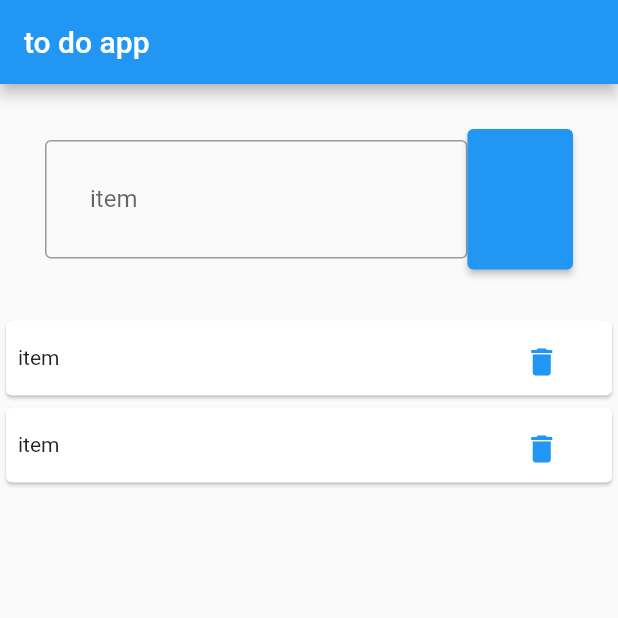
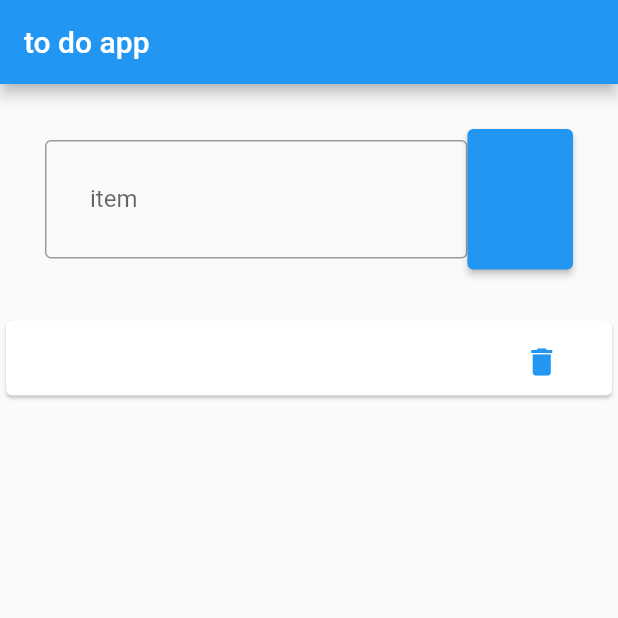
Before and after one commit to mridul0098/ToDoApp, a Flutter app: the screen it shows after launch, after a tap on "ad item", on a phone screen of 412 x 824 dp, the top half of it. Run offline on Flutter 3.47's test engine with Material 2 defaults, Android fonts, the light colour scheme and no system bars.

Commit message:
new updatem 2

```diff
--- a/lib/main.dart
+++ b/lib/main.dart
@@ -14,7 +14,27 @@ class myapp extends StatefulWidget {
 }
 
 class _myappState extends State<myapp> {
-  List ToDOlist=[{"2":"2",}, {"5":"1",},];
+  List ToDOlist = [];
+  String item = "";
+
+  Myinputchange(value) {
+    setState(() {
+      item = value;
+    });
+  }
+
+  Additem()
+  {
+    setState(() {
+      ToDOlist.add({"item":item});
+    });
+  }
+  Removeitem(index){
+    setState(() {
+      ToDOlist.removeAt(index);
+    });
+  }
+
   @override
   Widget build(BuildContext context) {
     return MaterialApp(
@@ -30,15 +50,13 @@ class _myappState extends State<myapp> {
                   children: [
                     Expanded(
                       flex:80,
-                      child: TextField(
-                          decoration: textfield("item"),
-                      ),
+                      child: TextField(onChanged: (value){ Myinputchange(value);}, decoration: textfield("item"),),
                     ),
                     Expanded(
                         flex: 20,
                         child: ElevatedButton(
                             style: buttonStyle(),
-                            onPressed: (){},
+                            onPressed: (){Additem();},
                             child: Text(
                                 "ad item")
                       //  style:buttondesign
@@ -56,8 +74,8 @@ class _myappState extends State<myapp> {
                       child:sizebox(
                         Row(
                             children: [
-                              Expanded(flex:80, child: Text("item"),),
-                              Expanded(flex: 20, child: TextButton(onPressed: (){}, child: Icon(Icons.delete)
+                              Expanded(flex:80, child: Text(ToDOlist[index]["item"].toString()),),
+                              Expanded(flex: 20, child: TextButton(onPressed: (){ Removeitem(index);}, child: Icon(Icons.delete)
                                 //  style:buttondesign
                               )),
                             ],
```
